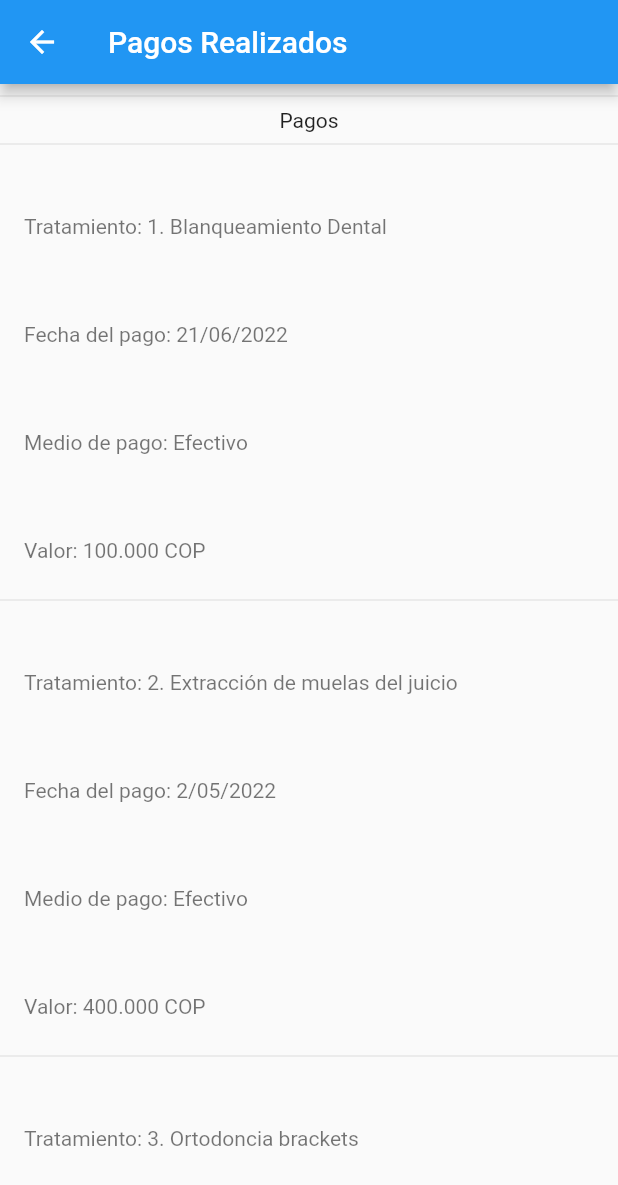
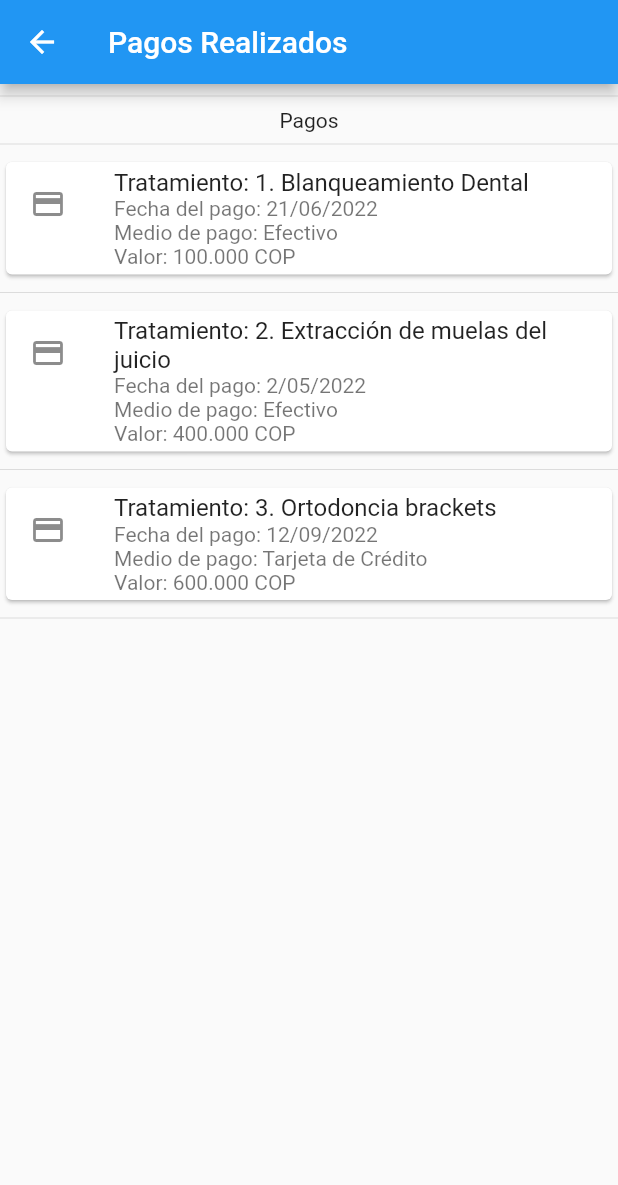
Before and after one commit to SantiagoCoral09/PA1_clinicaSantiagoCoral, a Flutter app: the Pagos screen opened directly, on a phone screen of 412 x 824 dp. Shown: the top 1185 px of the screen. Run offline on Flutter 3.47's test engine with Material 2 defaults, Android fonts, the phone set to English and light mode, and no system bars.

Commit message:
commit 2

```diff
--- /dev/null
+++ b/lib/exports/viewsExport.dart
@@ -0,0 +1,5 @@
+export 'package:clinica/items_menu/datosPersonales.dart';
+export 'package:clinica/items_menu/tratamientos.dart';
+export 'package:clinica/items_menu/citas.dart';
+export 'package:clinica/items_menu/pagos.dart';
+export 'package:clinica/items_menu/citasAgenda.dart';
--- a/lib/items_menu/pagos.dart
+++ b/lib/items_menu/pagos.dart
@@ -1,27 +1,6 @@
 import 'package:flutter/material.dart';
 
 class Pagos extends StatelessWidget {
-  final pago1 = {
-    "Tratamiento: 1. Blanqueamiento Dental",
-    "Fecha del pago: 21/06/2022",
-    "Medio de pago: Efectivo",
-    "Valor: 100.000 COP"
-  };
-
-  final pago2 = {
-    "Tratamiento: 2. Extracción de muelas del juicio",
-    "Fecha del pago: 2/05/2022",
-    "Medio de pago: Efectivo",
-    "Valor: 400.000 COP"
-  };
-
-  final pago3 = {
-    "Tratamiento: 3. Ortodoncia brackets",
-    "Fecha del pago: 12/09/2022",
-    "Medio de pago: Tarjeta de Crédito",
-    "Valor: 600.000 COP"
-  };
-
   @override
   Widget build(BuildContext context) {
     return Scaffold(
@@ -32,29 +11,45 @@ class Pagos extends StatelessWidget {
         Divider(),
         Text('Pagos ', textAlign: TextAlign.center),
         Divider(),
-        ...pago1
-            .map(
-              (personal) => ListTile(
-                subtitle: Text(personal),
+        Card(
+          child: Column(
+            children: [
+              ListTile(
+                leading: Icon(Icons.payment),
+                title: Text("Tratamiento: 1. Blanqueamiento Dental"),
+                subtitle: Text(
+                    "Fecha del pago: 21/06/2022\nMedio de pago: Efectivo\nValor: 100.000 COP"),
               ),
-            )
-            .toList(),
+            ],
+          ),
+        ),
         Divider(),
-        ...pago2
-            .map(
-              (personal) => ListTile(
-                subtitle: Text(personal),
+        Card(
+          child: Column(
+            children: [
+              ListTile(
+                leading: Icon(Icons.payment),
+                title: Text("Tratamiento: 2. Extracción de muelas del juicio"),
+                subtitle: Text(
+                    "Fecha del pago: 2/05/2022\nMedio de pago: Efectivo\nValor: 400.000 COP"),
               ),
-            )
-            .toList(),
+            ],
+          ),
+        ),
         Divider(),
-        ...pago3
-            .map(
-              (personal) => ListTile(
-                subtitle: Text(personal),
+        Card(
+          child: Column(
+            children: [
+              ListTile(
+                leading: Icon(Icons.payment),
+                title: Text("Tratamiento: 3. Ortodoncia brackets"),
+                subtitle: Text(
+                    "Fecha del pago: 12/09/2022\nMedio de pago: Tarjeta de Crédito\nValor: 600.000 COP"),
               ),
-            )
-            .toList(),
+            ],
+          ),
+        ),
+        Divider(),
       ]),
     );
   }
--- a/lib/views/login.dart
+++ b/lib/views/login.dart
@@ -47,7 +47,7 @@ class _ListView1State extends State<Login> {
   Widget _crearInput2() {
     return TextField(
       controller: _pass, //capturar
-      textCapitalization: TextCapitalization.sentences,
+      obscureText: true,
       decoration: InputDecoration(
         border: OutlineInputBorder(borderRadius: BorderRadius.circular(15.0)),
         hintText: 'Agrega tu Password',
```
Also changed, not shown: lib/items_menu/citasAgenda.dart (+34 -36 lines), lib/views/menu_principal.dart (+2 -5 lines).
